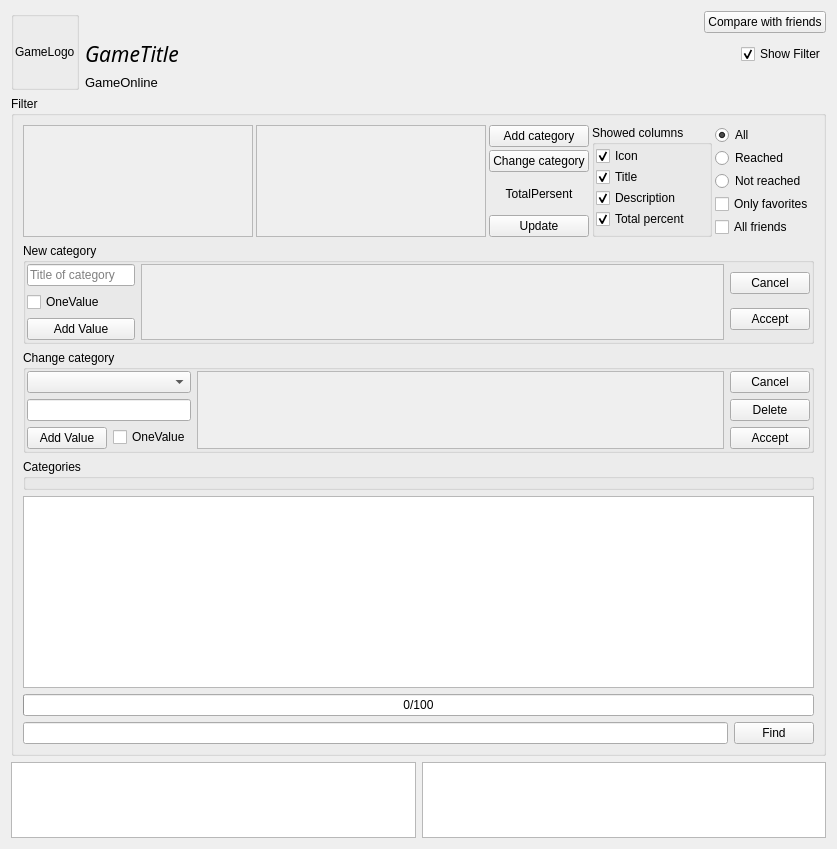
Old version of the form AraSteamManager/formachievements.ui in the repository Arankir/AraSteamManager.
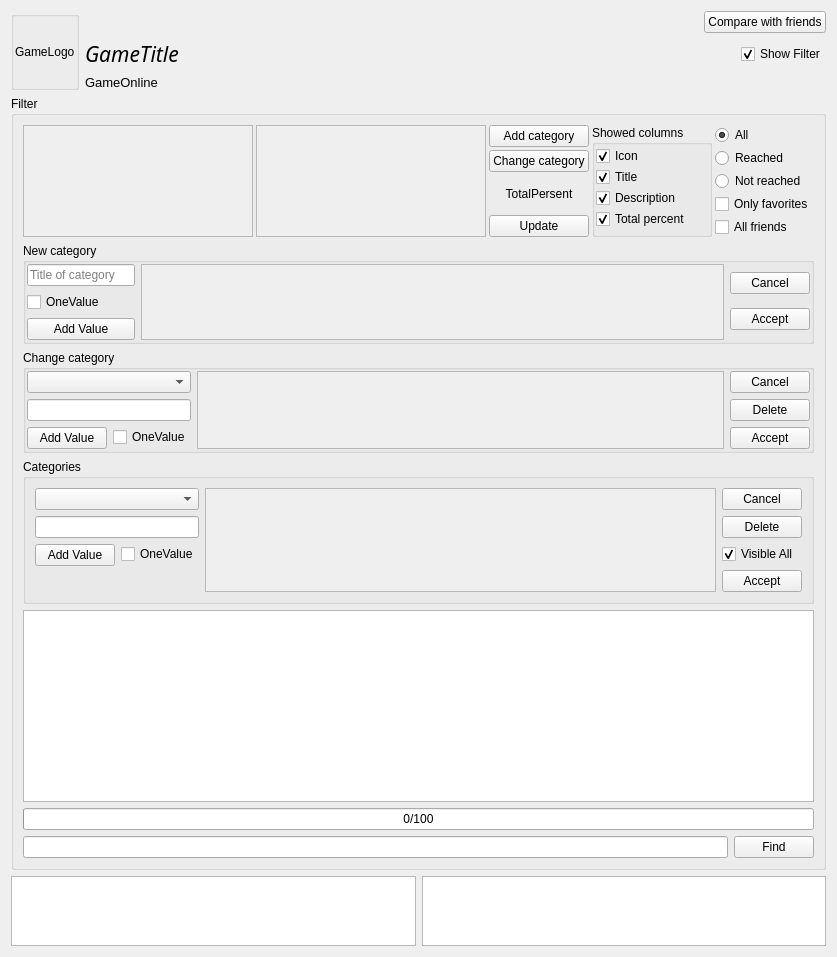
New version of the form.

```diff
--- a/AraSteamManager/formachievements.ui
+++ b/AraSteamManager/formachievements.ui
@@ -579,6 +579,101 @@
         <property name="title">
          <string>Categories</string>
         </property>
+        <layout class="QHBoxLayout" name="horizontalLayout_9">
+         <item>
+          <layout class="QFormLayout" name="formLayout_2">
+           <item row="0" column="0" colspan="2">
+            <widget class="QComboBox" name="ComboBoxCategoriesCategory">
+             <property name="styleSheet">
+              <string notr="true"/>
+             </property>
+            </widget>
+           </item>
+           <item row="1" column="0" colspan="2">
+            <widget class="QLineEdit" name="LineEditTitleCategoryCategory">
+             <property name="sizePolicy">
+              <sizepolicy hsizetype="Minimum" vsizetype="Fixed">
+               <horstretch>0</horstretch>
+               <verstretch>0</verstretch>
+              </sizepolicy>
+             </property>
+            </widget>
+           </item>
+           <item row="2" column="0">
+            <widget class="QPushButton" name="ButtonAddValueCategory">
+             <property name="text">
+              <string>Add Value</string>
+             </property>
+            </widget>
+           </item>
+           <item row="2" column="1">
+            <widget class="QCheckBox" name="CheckBoxCategoryOneValue">
+             <property name="text">
+              <string>OneValue</string>
+             </property>
+            </widget>
+           </item>
+          </layout>
+         </item>
+         <item>
+          <widget class="QScrollArea" name="ScrollAreaValuesCategory">
+           <property name="sizePolicy">
+            <sizepolicy hsizetype="Expanding" vsizetype="Minimum">
+             <horstretch>0</horstretch>
+             <verstretch>0</verstretch>
+            </sizepolicy>
+           </property>
+           <property name="widgetResizable">
+            <bool>true</bool>
+           </property>
+           <widget class="QWidget" name="scrollAreaWidgetContents_5">
+            <property name="geometry">
+             <rect>
+              <x>0</x>
+              <y>0</y>
+              <width>516</width>
+              <height>70</height>
+             </rect>
+            </property>
+           </widget>
+          </widget>
+         </item>
+         <item>
+          <layout class="QVBoxLayout" name="verticalLayout_10">
+           <item>
+            <widget class="QPushButton" name="ButtonCancelCategory">
+             <property name="text">
+              <string>Cancel</string>
+             </property>
+            </widget>
+           </item>
+           <item>
+            <widget class="QPushButton" name="ButtonDeleteCategory_2">
+             <property name="text">
+              <string>Delete</string>
+             </property>
+            </widget>
+           </item>
+           <item>
+            <widget class="QCheckBox" name="checkBox">
+             <property name="text">
+              <string>Visible All</string>
+             </property>
+             <property name="checked">
+              <bool>true</bool>
+             </property>
+            </widget>
+           </item>
+           <item>
+            <widget class="QPushButton" name="ButtonAcceptCategory">
+             <property name="text">
+              <string>Accept</string>
+             </property>
+            </widget>
+           </item>
+          </layout>
+         </item>
+        </layout>
        </widget>
       </item>
       <item>
```
Left out of the diff: 38 changed lines with no effect on the pictures.
